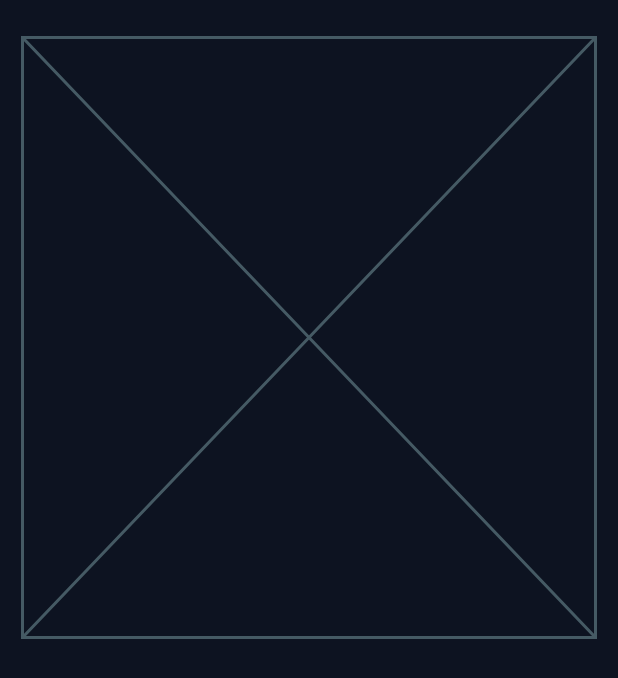
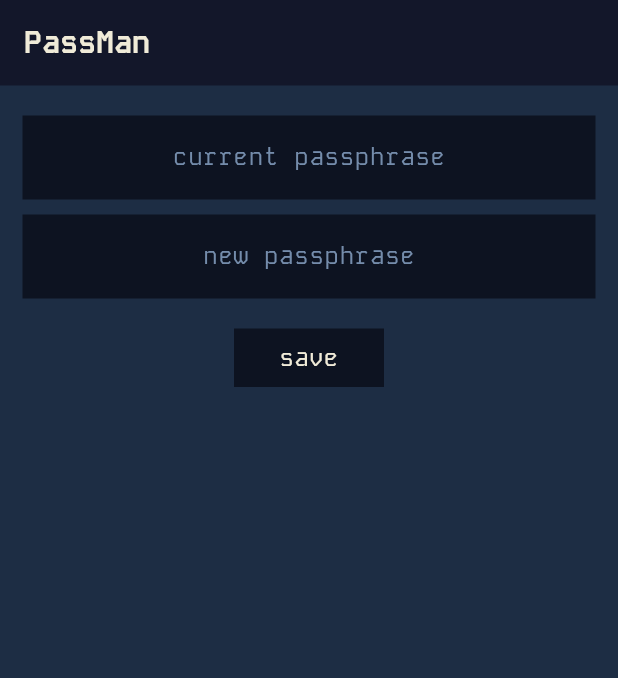
Before and after one commit to elomarii/PassMan, a Flutter app: the PassphraseView screen opened by its route, on a phone screen of 412 x 824 dp. Shown: the top 678 px of the screen. Run offline on Flutter 3.47's test engine with Material 3 defaults, Android fonts, the phone set to English and light mode, and no system bars; our stand-ins replace get, hex, sqflite; missing offline and left inert: cryptography; accounts and stored records are empty.

Commit message:
feat/change-passphrase

```diff
--- a/lib/views/passphrase/passphrase_controller.dart
+++ b/lib/views/passphrase/passphrase_controller.dart
@@ -1,3 +1,50 @@
+import 'dart:convert';
+
+import 'package:PassMan/constants/colors.dart';
+import 'package:PassMan/constants/globals.dart';
+import 'package:PassMan/routes/app_routes.dart';
+import 'package:PassMan/utility.dart';
+import 'package:flutter/material.dart';
 import 'package:get/get.dart';
+import 'package:hex/hex.dart';
 
-class PassphraseController extends GetxController {}
+class PassphraseController extends GetxController {
+  TextEditingController old = TextEditingController();
+  TextEditingController neu = TextEditingController();
+
+  Future<void> changePassphrase() async {
+    String current = HEX.encode(utf8.encode(old.text));
+    if (current != passphrase) {
+      showDialog(
+        context: Get.context!,
+        builder: (_) => AlertDialog.adaptive(
+          content: Text(
+            "wrong passphrase!",
+            style: TextStyle(color: AppColors.fifth),
+            textAlign: TextAlign.center,
+          ),
+          backgroundColor: AppColors.second,
+        ),
+      );
+      return;
+    }
+
+    passphrase = HEX.encode(utf8.encode(neu.text));
+    String hash = await computeHash(passphrase!);
+    await passmanDb.update(passphrasesTable, {"hash": hash}, where: "id = 1");
+    await encryptAll(current);
+    Get.offAllNamed(AppRoutes.home);
+  }
+
+  Future<void> encryptAll(String old) async {
+    await passmanDb.query(passwordsTable).then((response) async {
+      for (int i = 0; i < response.length; i++) {
+        String decryption =
+            await decrypt(response[i]["value"] as String, secret: old);
+        String encryption = await encrypt(decryption);
+        await passmanDb.update(passwordsTable, {"value": encryption},
+            where: "id = ${response[i]["id"]}");
+      }
+    });
+  }
+}
--- a/lib/views/passphrase/passphrase_view.dart
+++ b/lib/views/passphrase/passphrase_view.dart
@@ -1,5 +1,9 @@
+import 'package:PassMan/constants/colors.dart';
 import 'package:PassMan/views/passphrase/passphrase_controller.dart';
+import 'package:PassMan/widgets/app_bar.dart';
 import 'package:PassMan/widgets/app_scaffold.dart';
+import 'package:PassMan/widgets/button.dart';
+import 'package:PassMan/widgets/text_field.dart';
 import 'package:flutter/material.dart';
 import 'package:get/get.dart';
 
@@ -8,6 +12,27 @@ class PassphraseView extends GetView<PassphraseController> {
 
   @override
   Widget build(BuildContext context) {
-    return AppScaffold(body: const Placeholder());
+    return AppScaffold(
+      bgColor: AppColors.second,
+      appBar: const PassBar(),
+      body: Column(
+        children: [
+          const SizedBox(height: 20),
+          AppTextField(
+            controller: controller.old,
+            label: "current passphrase",
+            fillColor: AppColors.first,
+          ),
+          const SizedBox(height: 10),
+          AppTextField(
+            fillColor: AppColors.first,
+            controller: controller.neu,
+            label: "new passphrase",
+          ),
+          const SizedBox(height: 20),
+          Button(title: "save", onPressed: controller.changePassphrase)
+        ],
+      ),
+    );
   }
 }
```
Also changed, not shown: lib/views/home/home_view.dart (+20 -6 lines).
